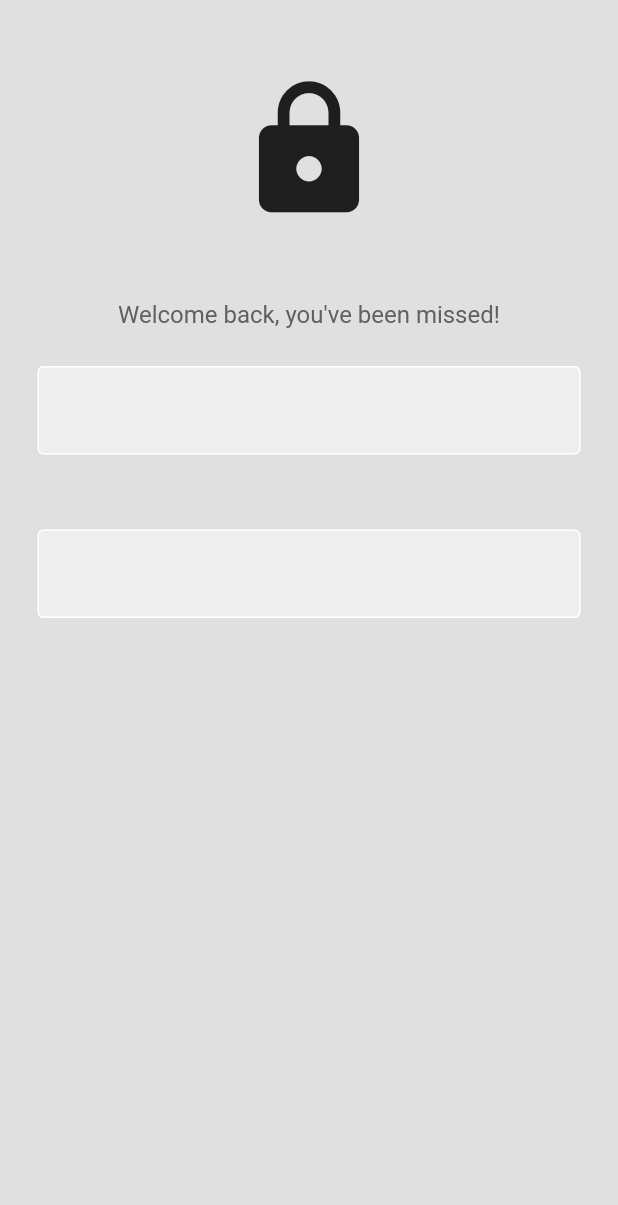
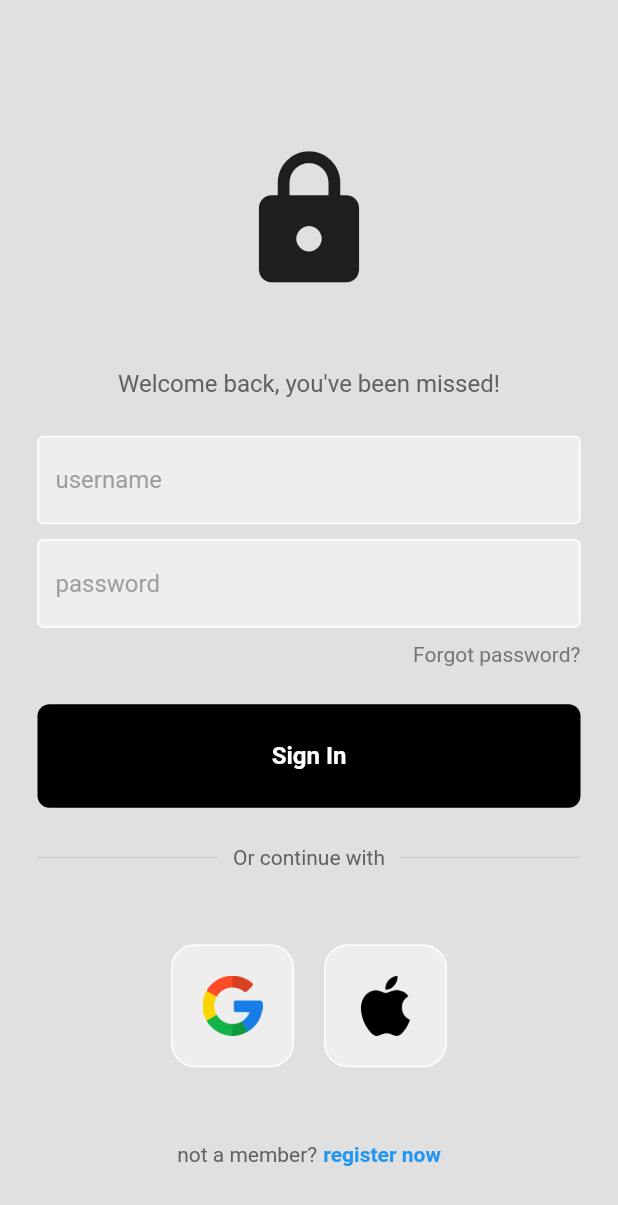
Before and after one commit to 0xtan3/buzee, a Flutter app: the loginpg screen opened directly, on a phone screen of 412 x 824 dp. Shown: the top 1205 px of the screen. Run offline on Flutter 3.47's test engine with Material 2 defaults, Android fonts, the light colour scheme and no system bars.

Commit message:
completed the ui for login...

```diff
--- /dev/null
+++ b/lib/Components/my_button.dart
@@ -0,0 +1,32 @@
+import 'package:flutter/material.dart';
+class MyButton extends StatelessWidget {
+
+  final Function()? onTap;
+  const MyButton({super.key,required this.onTap});
+
+  @override
+  Widget build(BuildContext context) {
+    return GestureDetector(
+      onTap: onTap,
+      child: Container(
+      padding: const EdgeInsets.all(25),
+      margin: const EdgeInsets.symmetric(horizontal: 25),
+      decoration: BoxDecoration(
+        color: Colors.black,
+        borderRadius: BorderRadius.circular(8),
+      ),
+
+      child: const Center(
+        child: Text(
+          "Sign In",
+          style: TextStyle(
+            color: Colors.white,
+            fontWeight: FontWeight.bold,
+            fontSize: 16,
+          ),
+        ),
+      ),
+      ),
+    );
+  }
+}
--- a/lib/Components/my_textfields.dart
+++ b/lib/Components/my_textfields.dart
@@ -1,11 +1,24 @@
 import 'package:flutter/material.dart';
-class My_textfield extends StatelessWidget {
-  const My_textfield({Key? key}) : super(key: key);
+class my_textfield extends StatelessWidget {
+  //to make both input differ
+  final controller;
+  final String hintText;
+  final bool obscureText;
+
+  const my_textfield({super.key,
+    required this.controller,
+    required this.hintText,
+    required this.obscureText
+  });
+
 
   @override
   Widget build(BuildContext context) {
     return Padding(padding: const EdgeInsets.symmetric(horizontal: 25.0),
       child:TextField(
+        // defines what to be typed
+        controller: controller,
+        obscureText: obscureText,
         decoration: InputDecoration(
           enabledBorder: const OutlineInputBorder(
             borderSide: BorderSide(color: Colors.white),
@@ -15,6 +28,8 @@ class My_textfield extends StatelessWidget {
           ),
           fillColor: Colors.grey.shade200,
           filled: true,
+          hintText: hintText,
+          hintStyle: TextStyle(color: Colors.grey[500])
         ),
       ),
     );
--- /dev/null
+++ b/lib/Components/square_tile.dart
@@ -0,0 +1,20 @@
+import 'package:flutter/material.dart';
+
+class SquareTile extends StatelessWidget {
+  final String imagePath;
+  const SquareTile({super.key,required this.imagePath});
+
+  @override
+  Widget build(BuildContext context) {
+    return Container(
+      padding: EdgeInsets.all(20),
+      decoration: BoxDecoration(
+        border:Border.all(color: Colors.white),
+        borderRadius: BorderRadius.circular(16),
+        color: Colors.grey[200],
+
+      ),
+      child: Image.asset(imagePath,height: 40,),
+    );
+  }
+}
--- a/lib/Pages/loginpg.dart
+++ b/lib/Pages/loginpg.dart
@@ -1,22 +1,25 @@
+import 'package:buzee/Components/my_button.dart';
 import 'package:buzee/Components/my_textfields.dart';
+import 'package:buzee/Components/square_tile.dart';
 import 'package:flutter/material.dart';
-class loginpg extends StatefulWidget {
-  const loginpg({Key? key}) : super(key: key);
+class loginpg extends StatelessWidget {
+  loginpg({Key? key}) : super(key: key);
+
+  //text editing controllers
+  final usernameController = TextEditingController();
+  final passwordController = TextEditingController();
+
+  //sign user in method
+  void signUserIn(){}
 
   @override
-  State<loginpg> createState() => _loginpgState();
-}
-
-class _loginpgState extends State<loginpg> {
-  @override
   Widget build(BuildContext context) {
-    double h = MediaQuery.of(context).size.height;
-    double w = MediaQuery.of(context).size.width;
     return Scaffold(
       backgroundColor: Colors.grey[300],
       body: SafeArea(
         child: Center(
           child: Column(
+            mainAxisAlignment: MainAxisAlignment.center,
             children: [
               const SizedBox(height: 50),
             //logo
@@ -34,25 +37,96 @@ class _loginpgState extends State<loginpg> {
 
               const SizedBox(height: 25),
             //username textfield
-              const My_textfield(),
+              my_textfield(
+                controller: usernameController,
+                hintText: 'username',
+                obscureText: false,
+              ),
 
-              const SizedBox(height: 50),
+              const SizedBox(height: 10),
             //password textfield
-              const My_textfield(),
+              my_textfield(
+                controller: passwordController,
+                hintText: 'password',
+                obscureText: true,
+              ),
 
+              const SizedBox(height: 10,),
+            //forgot password?
+              Padding(
+                padding: const EdgeInsets.symmetric(horizontal: 25.0),
+                child: Row(
+                  mainAxisAlignment: MainAxisAlignment.end,
+                  children: [
+                    Text(
+                        'Forgot password?',
+                    style:TextStyle(color: Colors.grey[600]),
+                    ),
+                  ],
+                ),
+              ),
 
+            const SizedBox(height: 25.0),
+            //sign in button
+            MyButton(
+              onTap: signUserIn,
+            ),
 
-            //forgot password?
+            const SizedBox(height: 25),
+            //or continue with
+              Padding(
+                padding: const EdgeInsets.symmetric(horizontal: 25.0),
+                child: Row(
+                  children:[
+                    Expanded(
+                      child: Divider(
+                        thickness: 0.5,
+                        color: Colors.grey[400],
+                      )
+                    ),
+                    Padding(
+                      padding: const EdgeInsets.symmetric(horizontal: 10),
+                      child: Text(
+                        'Or continue with',
+                        style: TextStyle(color: Colors.grey[700])
 
-
-
-            //or continue with
-
-
-
+                      ),
+                    ),
+                    Expanded(
+                      child: Divider(
+                        thickness: 0.5,
+                        color: Colors.grey[400],
+                      )
+                    ),
+                  ],
+                ),
+              ),
+            const SizedBox(height:50),
             //google sign in button
 
+              Row(
+                mainAxisAlignment: MainAxisAlignment.center,
+                children: const [
+                  SquareTile(imagePath: 'img/google.png'),
+                  SizedBox(width: 20,),
+                //apple signIn
+                  SquareTile(imagePath: 'img/apple.png'),
+                ],
+              ),
+              const SizedBox(height:50),
             //not a member? register now
+              Row(
+                mainAxisAlignment: MainAxisAlignment.center,
+                children: [
+                  Text('not a member?',
+                  style: TextStyle(color: Colors.grey[700])
+                  ),
+                  const SizedBox(width:4),
+                  const Text('register now',
+                  style:TextStyle(color: Colors.blue,fontWeight: FontWeight.bold),
+                  ),
+                ],
+              )
             ],
           ),
         ),
--- a/lib/main.dart
+++ b/lib/main.dart
@@ -1,4 +1,4 @@
-import 'package:buzee/loginpg.dart';
+import 'package:buzee/Pages/loginpg.dart';
 import 'package:flutter/material.dart';
 
 void main() {
@@ -16,7 +16,7 @@ class MyApp extends StatelessWidget {
       theme: ThemeData(
         primarySwatch: Colors.blue,
       ),
-      home: const loginpg()
+      home:  loginpg()
     );
   }
 }
```
Also changed, not shown: img/apple.png (added), img/google.png (added).
